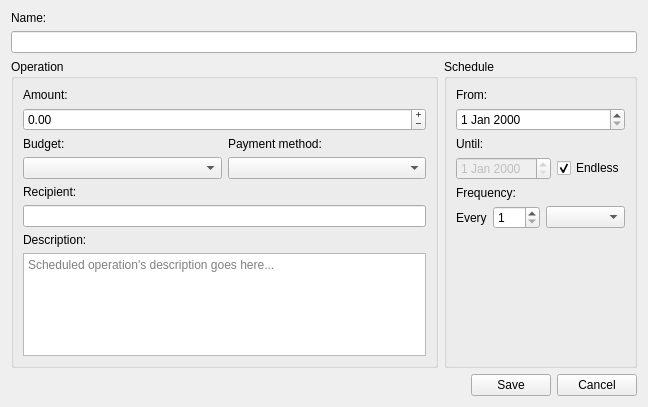
Before: the Qt Designer form picsou/ui/dialogs/scheduledoperationeditor.ui in koromodako/picsou, drawn with Qt 5.
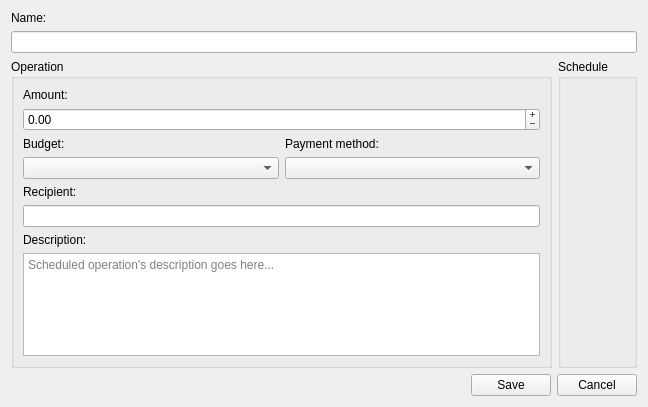
After: the same form once the commit is applied. Icons and pictures are not drawn.

```diff
--- a/picsou/ui/dialogs/scheduledoperationeditor.ui
+++ b/picsou/ui/dialogs/scheduledoperationeditor.ui
@@ -134,114 +134,7 @@
        <property name="title">
         <string>Schedule</string>
        </property>
-       <layout class="QVBoxLayout" name="verticalLayout_3">
-        <item>
-         <widget class="QLabel" name="from_label">
-          <property name="sizePolicy">
-           <sizepolicy hsizetype="Maximum" vsizetype="Fixed">
-            <horstretch>0</horstretch>
-            <verstretch>0</verstretch>
-           </sizepolicy>
-          </property>
-          <property name="text">
-           <string>From:</string>
-          </property>
-         </widget>
-        </item>
-        <item>
-         <widget class="QDateEdit" name="from"/>
-        </item>
-        <item>
-         <widget class="QLabel" name="until_label">
-          <property name="sizePolicy">
-           <sizepolicy hsizetype="Maximum" vsizetype="Fixed">
-            <horstretch>0</horstretch>
-            <verstretch>0</verstretch>
-           </sizepolicy>
-          </property>
-          <property name="text">
-           <string>Until:</string>
-          </property>
-         </widget>
-        </item>
-        <item>
-         <layout class="QHBoxLayout" name="horizontalLayout_4">
-          <item>
-           <widget class="QDateEdit" name="until">
-            <property name="enabled">
-             <bool>false</bool>
-            </property>
-           </widget>
-          </item>
-          <item>
-           <widget class="QCheckBox" name="endless">
-            <property name="text">
-             <string>Endless</string>
-            </property>
-            <property name="checked">
-             <bool>true</bool>
-            </property>
-           </widget>
-          </item>
-         </layout>
-        </item>
-        <item>
-         <widget class="QLabel" name="freq_label">
-          <property name="text">
-           <string>Frequency:</string>
-          </property>
-         </widget>
-        </item>
-        <item>
-         <layout class="QHBoxLayout" name="horizontalLayout_5">
-          <item>
-           <widget class="QLabel" name="every_label">
-            <property name="sizePolicy">
-             <sizepolicy hsizetype="Maximum" vsizetype="Preferred">
-              <horstretch>0</horstretch>
-              <verstretch>0</verstretch>
-             </sizepolicy>
-            </property>
-            <property name="text">
-             <string>Every</string>
-            </property>
-           </widget>
-          </item>
-          <item>
-           <widget class="QSpinBox" name="freq_value">
-            <property name="sizePolicy">
-             <sizepolicy hsizetype="Maximum" vsizetype="Fixed">
-              <horstretch>0</horstretch>
-              <verstretch>0</verstretch>
-             </sizepolicy>
-            </property>
-            <property name="minimum">
-             <number>1</number>
-            </property>
-            <property name="maximum">
-             <number>364</number>
-            </property>
-           </widget>
-          </item>
-          <item>
-           <widget class="QComboBox" name="freq_unit"/>
-          </item>
-         </layout>
-        </item>
-        <item>
-         <spacer name="verticalSpacer">
-          <property name="orientation">
-           <enum>Qt::Vertical</enum>
-          </property>
-          <property name="sizeHint" stdset="0">
-           <size>
-            <width>20</width>
-            <height>57</height>
-           </size>
-          </property>
-         </spacer>
-        </item>
-       </layout>
+       <layout class="QVBoxLayout" name="verticalLayout_3"/>
       </widget>
      </item>
     </layout>
```
Left out of the diff: 4 changed lines with no effect on the pictures.
